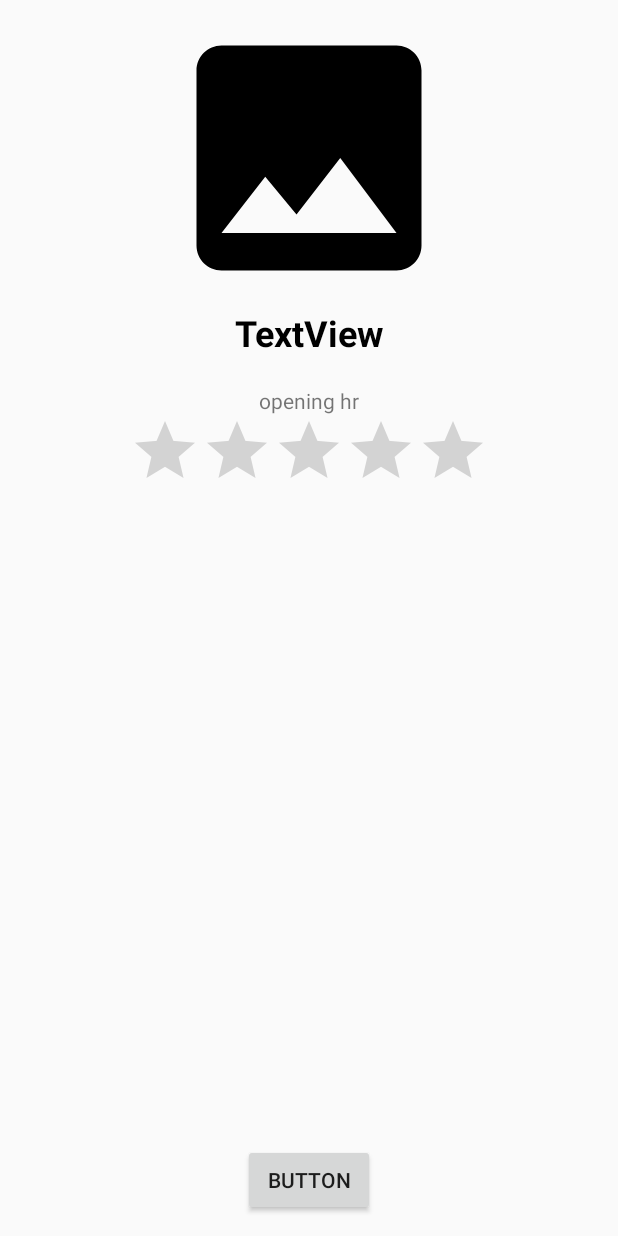
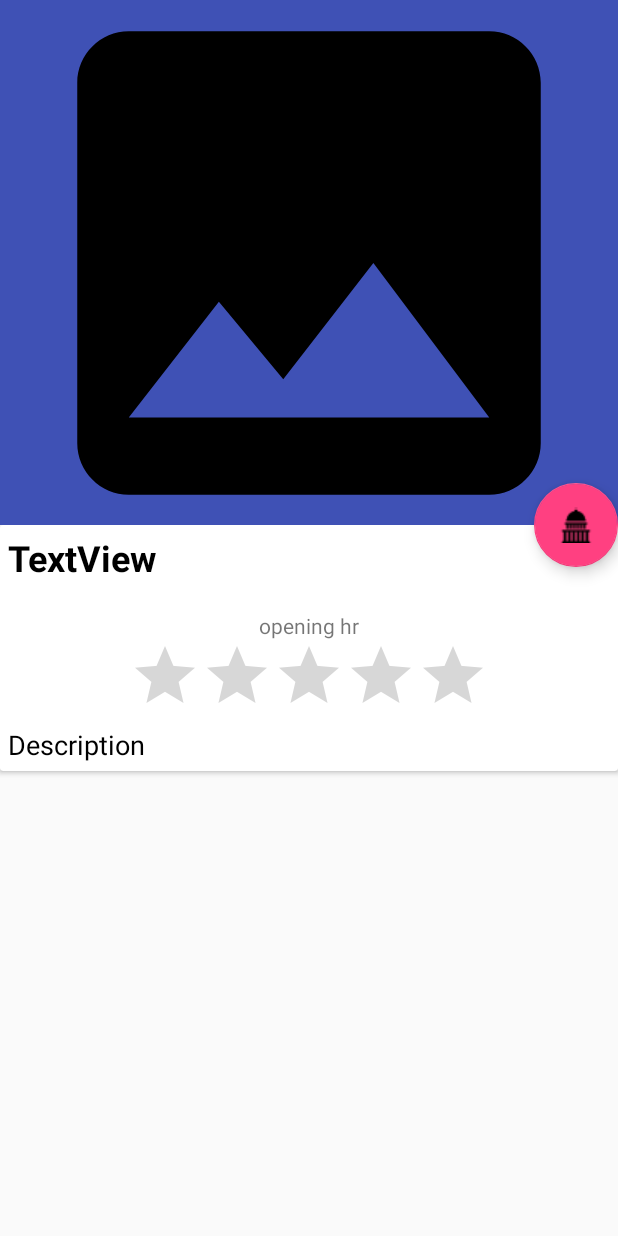
Before and after one commit to vikaskumarg386/nearByPlaces, an Android app: the layout activity_main.xml on its own in the app's theme, with its tools: preview values and no code run, on a phone screen of 412 x 824 dp. Run offline under Robolectric (Android 15) with nearby library versions, the phone set to English and light mode, and no system bars.

Commit message:
Add files via upload

```diff
--- a/app/src/main/res/layout/activity_main.xml
+++ b/app/src/main/res/layout/activity_main.xml
@@ -1,25 +1,70 @@
 <?xml version="1.0" encoding="utf-8"?>
-<RelativeLayout xmlns:android="http://schemas.android.com/apk/res/android"
+<android.support.design.widget.CoordinatorLayout xmlns:android="http://schemas.android.com/apk/res/android"
     xmlns:app="http://schemas.android.com/apk/res-auto"
     xmlns:tools="http://schemas.android.com/tools"
     android:layout_width="match_parent"
     android:layout_height="match_parent"
     tools:context="com.valuecomvikaskumar.searchplaces.MainActivity">
+    <android.support.design.widget.AppBarLayout
+        android:id="@+id/app_bar_layout"
+        android:layout_width="match_parent"
+        android:layout_height="wrap_content"
+        android:theme="@style/ThemeOverlay.AppCompat.Dark.ActionBar"
+        android:fitsSystemWindows="true"
+        >
+        <android.support.design.widget.CollapsingToolbarLayout
+            android:layout_width="match_parent"
+            android:layout_height="350dp"
+            app:layout_scrollFlags="scroll|exitUntilCollapsed"
+            app:contentScrim="?attr/colorPrimary"
+            app:expandedTitleTextAppearance="@android:color/transparent"
+            android:fitsSystemWindows="true"
+            >
+            <ImageView
+                android:id="@+id/imageView"
+                app:layout_collapseMode="parallax"
+                android:src="@drawable/ic_image_black_24dp"
+                android:contentDescription="@string/app_name"
+                android:scaleType="centerCrop"
+                android:layout_width="match_parent"
+                android:layout_height="350dp" />
+            <android.support.v7.widget.Toolbar
+                android:id="@+id/toolbar"
+                android:layout_width="match_parent"
+                android:layout_height="?attr/actionBarSize"
+                app:popupTheme="@style/ThemeOverlay.AppCompat.Light"
+                app:layout_collapseMode="pin"
+                />
+        </android.support.design.widget.CollapsingToolbarLayout>
+    </android.support.design.widget.AppBarLayout>
 
 
+    <android.support.v4.widget.NestedScrollView
+        android:layout_width="match_parent"
+        android:layout_height="match_parent"
+        app:layout_behavior="@string/appbar_scrolling_view_behavior">
+
+
+        <android.support.v7.widget.CardView
+            android:layout_width="match_parent"
+            android:layout_height="match_parent">
+
             <LinearLayout
+                android:id="@+id/linearLayout2"
                 android:layout_width="match_parent"
                 android:layout_height="wrap_content"
                 android:layout_margin="5dp"
-        android:gravity="center"
-        android:orientation="vertical">
-
-        <ImageView
-            android:id="@+id/imageView"
-            android:layout_width="match_parent"
-            android:layout_height="200dp"
-            android:layout_alignParentStart="true"
-            app:srcCompat="@drawable/ic_image_black_24dp" />
+                android:layout_marginEnd="5dp"
+                android:layout_marginStart="8dp"
+                android:orientation="vertical"
+                app:layout_anchor="@id/app_bar_layout"
+                app:layout_anchorGravity="bottom|center"
+                app:layout_constraintBottom_toBottomOf="parent"
+                app:layout_constraintEnd_toEndOf="parent"
+                app:layout_constraintHorizontal_bias="0.23"
+                app:layout_constraintStart_toStartOf="parent"
+                app:layout_constraintTop_toBottomOf="@+id/appBarLayout"
+                app:layout_constraintVertical_bias="0.0">
 
                 <TextView
                     android:id="@+id/placeName"
@@ -28,11 +73,16 @@
                     android:layout_above="@+id/ratingBar"
                     android:layout_alignParentStart="true"
                     android:layout_weight="1"
-            android:gravity="center"
                     android:text="TextView"
                     android:textColor="@android:color/black"
                     android:textSize="24sp"
                     android:textStyle="bold" />
+
+                <LinearLayout
+                    android:layout_width="match_parent"
+                    android:layout_height="match_parent"
+                    android:gravity="center"
+                    android:orientation="vertical">
 
                     <TextView
                         android:id="@+id/place_detail"
@@ -55,16 +105,29 @@
                         android:layout_centerHorizontal="true"
                         android:layout_weight="1" />
 
-
                 </LinearLayout>
 
-    <Button
-        android:id="@+id/button"
+                <TextView
+                    android:layout_width="match_parent"
+                    android:layout_height="match_parent"
+                    android:text="Description"
+                    android:textColor="@android:color/black"
+                    android:textSize="18sp" />
+            </LinearLayout>
+
+        </android.support.v7.widget.CardView>
+
+
+
+    </android.support.v4.widget.NestedScrollView>
+
+    <android.support.design.widget.FloatingActionButton
+        android:src="@drawable/temple"
         android:layout_width="wrap_content"
         android:layout_height="wrap_content"
-        android:layout_alignParentBottom="true"
-        android:layout_centerHorizontal="true"
-        android:layout_marginBottom="13dp"
-        android:text="Button" />
-
-</RelativeLayout>
+        app:elevation="6dp"
+        app:pressedTranslationZ="12dp"
+        app:layout_anchor="@id/app_bar_layout"
+        app:layout_anchorGravity="bottom|right|end"
+        />
+</android.support.design.widget.CoordinatorLayout>
```
Lines whose indentation alone changed are shown as unchanged.
